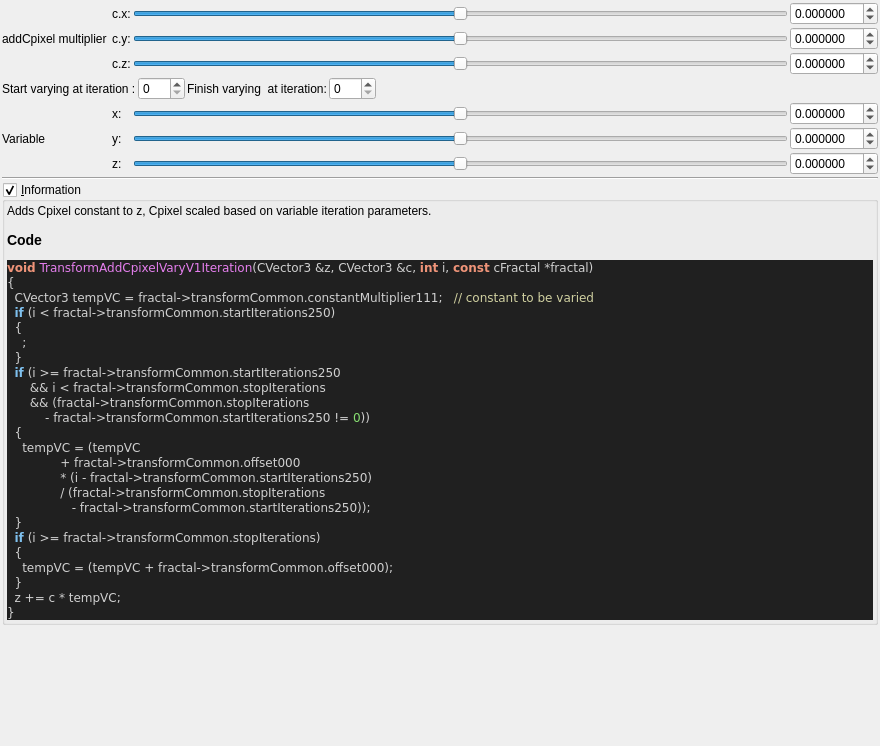
buddhi1980/mandelbulber2, file mandelbulber2/qt_data/fractal_transf_add_Cpixel_varyV1.ui: the form before one commit.
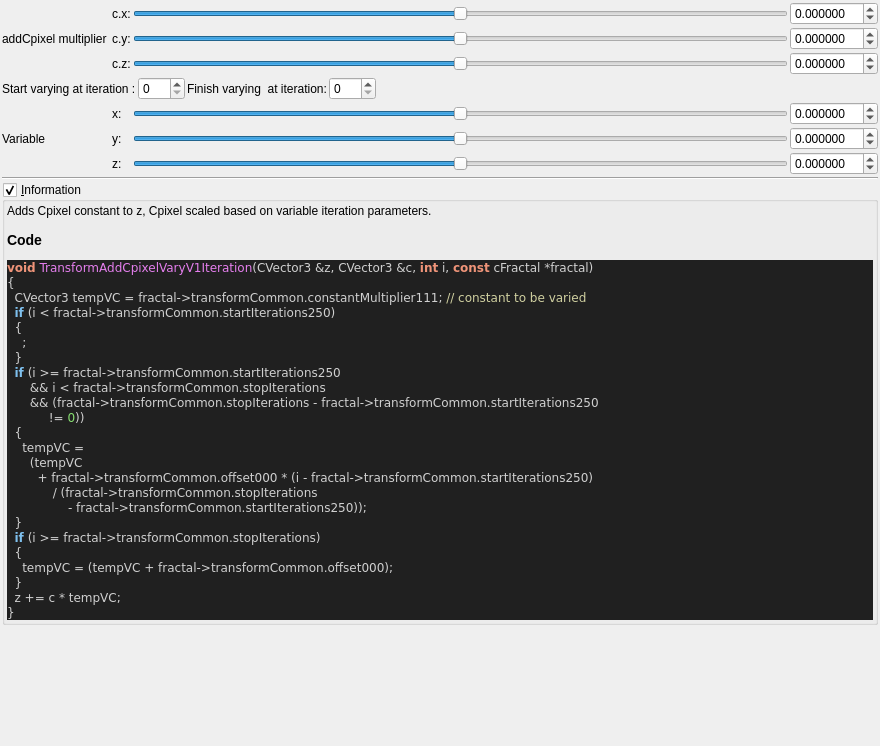
The form after the commit. Custom widgets are drawn as their Qt base class.

Commit message:
source code format for fractal_formulas.cpp
- now complete code base is refactored!
- also regenerated ui files with populateUiInformation.php
- codeStyleCheck.php is now fully functional and can be used auto
refactor the code base (may be a little slow)

The edit to the form file:
```diff
--- a/mandelbulber2/qt_data/fractal_transf_add_Cpixel_varyV1.ui
+++ b/mandelbulber2/qt_data/fractal_transf_add_Cpixel_varyV1.ui
@@ -492,21 +492,21 @@
 &lt;body style=&quot;background-color:#202020&quot;&gt;
 &lt;pre style=&quot;color:#d0d0d0; background-color:#202020;  font-family:'Courier New',monospace;&quot;&gt;&lt;span style=&quot;color:#f09479; font-weight:bold&quot;&gt;void&lt;/span&gt; &lt;span style=&quot;color:#e47eed&quot;&gt;TransformAddCpixelVaryV1Iteration&lt;/span&gt;&lt;span style=&quot;color:#d0d0d0&quot;&gt;(&lt;/span&gt;CVector3 &lt;span style=&quot;color:#d0d0d0&quot;&gt;&amp;amp;&lt;/span&gt;z&lt;span style=&quot;color:#d0d0d0&quot;&gt;,&lt;/span&gt; CVector3 &lt;span style=&quot;color:#d0d0d0&quot;&gt;&amp;amp;&lt;/span&gt;c&lt;span style=&quot;color:#d0d0d0&quot;&gt;,&lt;/span&gt; &lt;span style=&quot;color:#f09479; font-weight:bold&quot;&gt;int&lt;/span&gt; i&lt;span style=&quot;color:#d0d0d0&quot;&gt;,&lt;/span&gt; &lt;span style=&quot;color:#f09479; font-weight:bold&quot;&gt;const&lt;/span&gt; cFractal &lt;span style=&quot;color:#d0d0d0&quot;&gt;*&lt;/span&gt;fractal&lt;span style=&quot;color:#d0d0d0&quot;&gt;)&lt;/span&gt;
 &lt;span style=&quot;color:#d0d0d0&quot;&gt;{&lt;/span&gt;
-  CVector3 tempVC &lt;span style=&quot;color:#d0d0d0&quot;&gt;=&lt;/span&gt; fractal&lt;span style=&quot;color:#d0d0d0&quot;&gt;-&amp;gt;&lt;/span&gt;transformCommon&lt;span style=&quot;color:#d0d0d0&quot;&gt;.&lt;/span&gt;constantMultiplier111&lt;span style=&quot;color:#d0d0d0&quot;&gt;;&lt;/span&gt;   &lt;span style=&quot;color:#d0d0a0&quot;&gt;// constant to be varied&lt;/span&gt;
+  CVector3 tempVC &lt;span style=&quot;color:#d0d0d0&quot;&gt;=&lt;/span&gt; fractal&lt;span style=&quot;color:#d0d0d0&quot;&gt;-&amp;gt;&lt;/span&gt;transformCommon&lt;span style=&quot;color:#d0d0d0&quot;&gt;.&lt;/span&gt;constantMultiplier111&lt;span style=&quot;color:#d0d0d0&quot;&gt;;&lt;/span&gt; &lt;span style=&quot;color:#d0d0a0&quot;&gt;// constant to be varied&lt;/span&gt;
   &lt;span style=&quot;color:#7ec0ee; font-weight:bold&quot;&gt;if&lt;/span&gt; &lt;span style=&quot;color:#d0d0d0&quot;&gt;(&lt;/span&gt;i &lt;span style=&quot;color:#d0d0d0&quot;&gt;&amp;lt;&lt;/span&gt; fractal&lt;span style=&quot;color:#d0d0d0&quot;&gt;-&amp;gt;&lt;/span&gt;transformCommon&lt;span style=&quot;color:#d0d0d0&quot;&gt;.&lt;/span&gt;startIterations250&lt;span style=&quot;color:#d0d0d0&quot;&gt;)&lt;/span&gt;
   &lt;span style=&quot;color:#d0d0d0&quot;&gt;{&lt;/span&gt;
     &lt;span style=&quot;color:#d0d0d0&quot;&gt;;&lt;/span&gt;
   &lt;span style=&quot;color:#d0d0d0&quot;&gt;}&lt;/span&gt;
   &lt;span style=&quot;color:#7ec0ee; font-weight:bold&quot;&gt;if&lt;/span&gt; &lt;span style=&quot;color:#d0d0d0&quot;&gt;(&lt;/span&gt;i &lt;span style=&quot;color:#d0d0d0&quot;&gt;&amp;gt;=&lt;/span&gt; fractal&lt;span style=&quot;color:#d0d0d0&quot;&gt;-&amp;gt;&lt;/span&gt;transformCommon&lt;span style=&quot;color:#d0d0d0&quot;&gt;.&lt;/span&gt;startIterations250
       &lt;span style=&quot;color:#d0d0d0&quot;&gt;&amp;amp;&amp;amp;&lt;/span&gt; i &lt;span style=&quot;color:#d0d0d0&quot;&gt;&amp;lt;&lt;/span&gt; fractal&lt;span style=&quot;color:#d0d0d0&quot;&gt;-&amp;gt;&lt;/span&gt;transformCommon&lt;span style=&quot;color:#d0d0d0&quot;&gt;.&lt;/span&gt;stopIterations
-      &lt;span style=&quot;color:#d0d0d0&quot;&gt;&amp;amp;&amp;amp; (&lt;/span&gt;fractal&lt;span style=&quot;color:#d0d0d0&quot;&gt;-&amp;gt;&lt;/span&gt;transformCommon&lt;span style=&quot;color:#d0d0d0&quot;&gt;.&lt;/span&gt;stopIterations
-          &lt;span style=&quot;color:#d0d0d0&quot;&gt;-&lt;/span&gt; fractal&lt;span style=&quot;color:#d0d0d0&quot;&gt;-&amp;gt;&lt;/span&gt;transformCommon&lt;span style=&quot;color:#d0d0d0&quot;&gt;.&lt;/span&gt;startIterations250 &lt;span style=&quot;color:#d0d0d0&quot;&gt;!=&lt;/span&gt; &lt;span style=&quot;color:#87df71&quot;&gt;0&lt;/span&gt;&lt;span style=&quot;color:#d0d0d0&quot;&gt;))&lt;/span&gt;
+      &lt;span style=&quot;color:#d0d0d0&quot;&gt;&amp;amp;&amp;amp; (&lt;/span&gt;fractal&lt;span style=&quot;color:#d0d0d0&quot;&gt;-&amp;gt;&lt;/span&gt;transformCommon&lt;span style=&quot;color:#d0d0d0&quot;&gt;.&lt;/span&gt;stopIterations &lt;span style=&quot;color:#d0d0d0&quot;&gt;-&lt;/span&gt; fractal&lt;span style=&quot;color:#d0d0d0&quot;&gt;-&amp;gt;&lt;/span&gt;transformCommon&lt;span style=&quot;color:#d0d0d0&quot;&gt;.&lt;/span&gt;startIterations250
+           &lt;span style=&quot;color:#d0d0d0&quot;&gt;!=&lt;/span&gt; &lt;span style=&quot;color:#87df71&quot;&gt;0&lt;/span&gt;&lt;span style=&quot;color:#d0d0d0&quot;&gt;))&lt;/span&gt;
   &lt;span style=&quot;color:#d0d0d0&quot;&gt;{&lt;/span&gt;
-    tempVC &lt;span style=&quot;color:#d0d0d0&quot;&gt;= (&lt;/span&gt;tempVC
-              &lt;span style=&quot;color:#d0d0d0&quot;&gt;+&lt;/span&gt; fractal&lt;span style=&quot;color:#d0d0d0&quot;&gt;-&amp;gt;&lt;/span&gt;transformCommon&lt;span style=&quot;color:#d0d0d0&quot;&gt;.&lt;/span&gt;offset000
-              &lt;span style=&quot;color:#d0d0d0&quot;&gt;* (&lt;/span&gt;i &lt;span style=&quot;color:#d0d0d0&quot;&gt;-&lt;/span&gt; fractal&lt;span style=&quot;color:#d0d0d0&quot;&gt;-&amp;gt;&lt;/span&gt;transformCommon&lt;span style=&quot;color:#d0d0d0&quot;&gt;.&lt;/span&gt;startIterations250&lt;span style=&quot;color:#d0d0d0&quot;&gt;)&lt;/span&gt;
-              &lt;span style=&quot;color:#d0d0d0&quot;&gt;/ (&lt;/span&gt;fractal&lt;span style=&quot;color:#d0d0d0&quot;&gt;-&amp;gt;&lt;/span&gt;transformCommon&lt;span style=&quot;color:#d0d0d0&quot;&gt;.&lt;/span&gt;stopIterations
-                 &lt;span style=&quot;color:#d0d0d0&quot;&gt;-&lt;/span&gt; fractal&lt;span style=&quot;color:#d0d0d0&quot;&gt;-&amp;gt;&lt;/span&gt;transformCommon&lt;span style=&quot;color:#d0d0d0&quot;&gt;.&lt;/span&gt;startIterations250&lt;span style=&quot;color:#d0d0d0&quot;&gt;));&lt;/span&gt;
+    tempVC &lt;span style=&quot;color:#d0d0d0&quot;&gt;=&lt;/span&gt;
+      &lt;span style=&quot;color:#d0d0d0&quot;&gt;(&lt;/span&gt;tempVC
+        &lt;span style=&quot;color:#d0d0d0&quot;&gt;+&lt;/span&gt; fractal&lt;span style=&quot;color:#d0d0d0&quot;&gt;-&amp;gt;&lt;/span&gt;transformCommon&lt;span style=&quot;color:#d0d0d0&quot;&gt;.&lt;/span&gt;offset000 &lt;span style=&quot;color:#d0d0d0&quot;&gt;* (&lt;/span&gt;i &lt;span style=&quot;color:#d0d0d0&quot;&gt;-&lt;/span&gt; fractal&lt;span style=&quot;color:#d0d0d0&quot;&gt;-&amp;gt;&lt;/span&gt;transformCommon&lt;span style=&quot;color:#d0d0d0&quot;&gt;.&lt;/span&gt;startIterations250&lt;span style=&quot;color:#d0d0d0&quot;&gt;)&lt;/span&gt;
+            &lt;span style=&quot;color:#d0d0d0&quot;&gt;/ (&lt;/span&gt;fractal&lt;span style=&quot;color:#d0d0d0&quot;&gt;-&amp;gt;&lt;/span&gt;transformCommon&lt;span style=&quot;color:#d0d0d0&quot;&gt;.&lt;/span&gt;stopIterations
+                &lt;span style=&quot;color:#d0d0d0&quot;&gt;-&lt;/span&gt; fractal&lt;span style=&quot;color:#d0d0d0&quot;&gt;-&amp;gt;&lt;/span&gt;transformCommon&lt;span style=&quot;color:#d0d0d0&quot;&gt;.&lt;/span&gt;startIterations250&lt;span style=&quot;color:#d0d0d0&quot;&gt;));&lt;/span&gt;
   &lt;span style=&quot;color:#d0d0d0&quot;&gt;}&lt;/span&gt;
   &lt;span style=&quot;color:#7ec0ee; font-weight:bold&quot;&gt;if&lt;/span&gt; &lt;span style=&quot;color:#d0d0d0&quot;&gt;(&lt;/span&gt;i &lt;span style=&quot;color:#d0d0d0&quot;&gt;&amp;gt;=&lt;/span&gt; fractal&lt;span style=&quot;color:#d0d0d0&quot;&gt;-&amp;gt;&lt;/span&gt;transformCommon&lt;span style=&quot;color:#d0d0d0&quot;&gt;.&lt;/span&gt;stopIterations&lt;span style=&quot;color:#d0d0d0&quot;&gt;)&lt;/span&gt;
   &lt;span style=&quot;color:#d0d0d0&quot;&gt;{&lt;/span&gt;
```
The commit also changes 101 other files.
